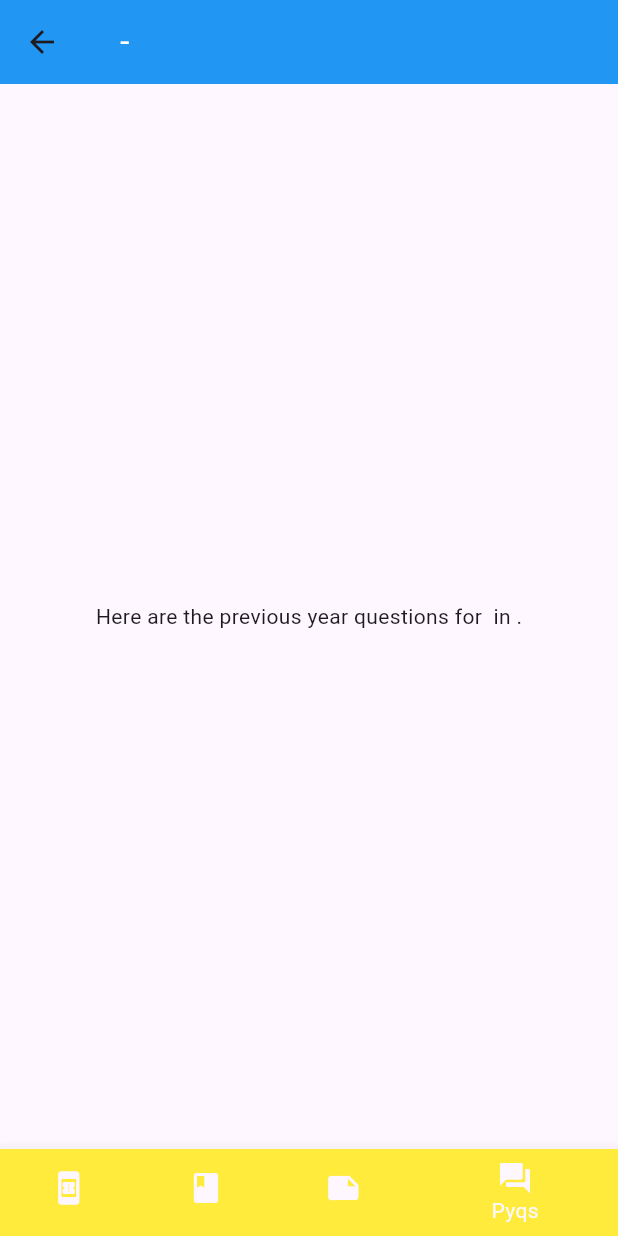
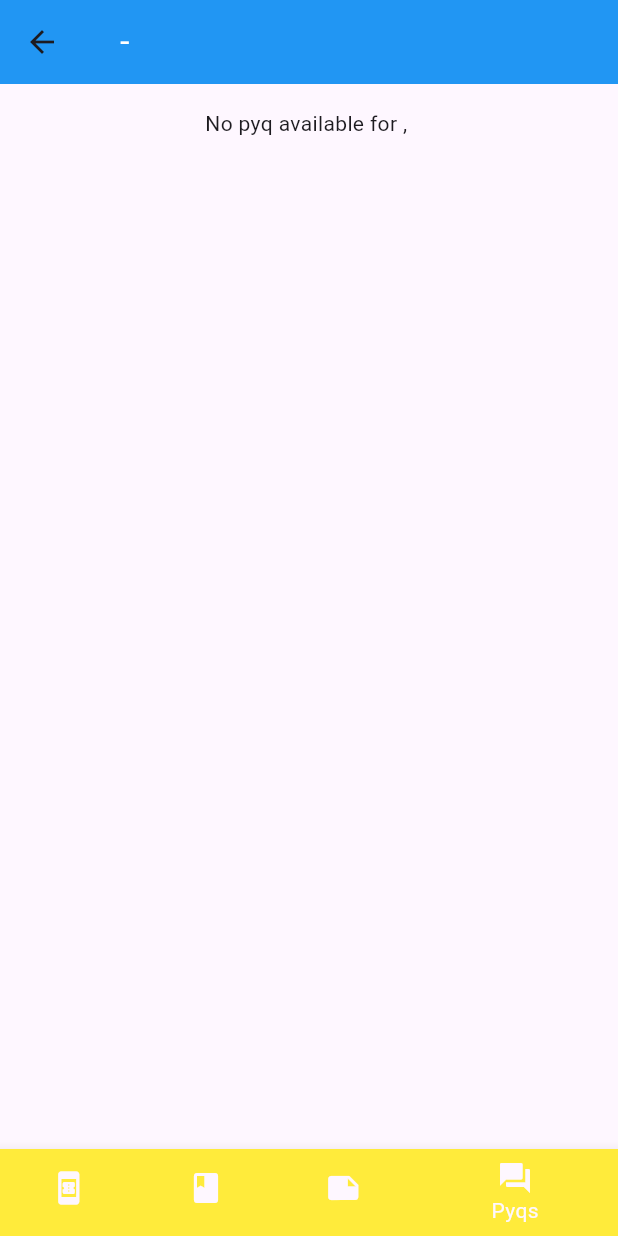
Before and after one commit to akira2552007/paper_trail, a Flutter app: the MainPage screen opened directly with empty values, item 4 of the bottom bar chosen, on a phone screen of 412 x 824 dp. Run offline on Flutter 3.47's test engine with Material 3 defaults, Android fonts, the phone set to English and light mode, and no system bars; our stand-ins replace google_fonts, smooth_page_indicator, typewritertext.

Commit message:
Added some books and some pyq and using url launcher for opening pdf of material for g drive

```diff
--- a/lib/mainpages/pyq.dart
+++ b/lib/mainpages/pyq.dart
@@ -1,18 +1,83 @@
 import 'package:flutter/material.dart';
+import 'package:url_launcher/url_launcher.dart';
 
-class Pyq extends StatelessWidget {
+class Pyq extends StatefulWidget {
   final String course;
   final String semester;
 
-  // Constructor to receive course and semester
   const Pyq({super.key, required this.course, required this.semester});
 
   @override
+  State<Pyq> createState() => _PyqState();
+}
+
+class _PyqState extends State<Pyq> {
+  void _openPDF(String url) async {
+    try {
+      final Uri uri = Uri.parse(url);
+      if (!await launchUrl(uri, mode: LaunchMode.externalApplication)) {
+        debugPrint('Could not launch $url');
+      }
+    } catch (e) {
+      debugPrint('Launch error: $e');
+    }
+  }
+
+  @override
   Widget build(BuildContext context) {
+    List<Widget> bookWidgets = [];
+
+    if (widget.course == 'BCA' && widget.semester == 'Semester 2') {
+      bookWidgets = [
+        _pyqTile(
+          'Maths',
+          'https://drive.google.com/drive/folders/1ArOYQ4j2dU_wzpp8GoSSBe-ODfc7129r?usp=sharing',
+        ),
+        _pyqTile(
+          'DBMS',
+          'https://drive.google.com/drive/folders/1sDKVFOuxrSyABG0rczCi-2gYEgOuQLyX?usp=sharing',
+        ),
+        _pyqTile(
+          'Data Structure',
+          'https://drive.google.com/drive/folders/1J5FYMAowjI07ojgn-jLD3jQCq9n4tW69?usp=sharing',
+        ),
+        _pyqTile(
+          'Englsih',
+          'https://drive.google.com/drive/folders/1JCOoFi4E6q9EZzIvZVhA_R3NDLEPXxrd?usp=sharing',
+        ),
+        _pyqTile(
+          'Digital electronics',
+          'https://drive.google.com/drive/folders/14bJDKR3_An3E5QyAeVvQ_tFBZvrJ1dQU?usp=sharing',
+        ),
+      ];
+    } else {
+      bookWidgets = [
+        Center(
+          child: Text(
+            'No pyq available for ${widget.course}, ${widget.semester}',
+          ),
+        ),
+      ];
+    }
+
     return Scaffold(
-      body: Center(
+      body: ListView(padding: const EdgeInsets.all(16), children: bookWidgets),
+    );
+  }
+
+  Widget _pyqTile(String title, String url) {
+    return GestureDetector(
+      onTap: () => _openPDF(url),
+      child: Container(
+        margin: const EdgeInsets.only(bottom: 12),
+        padding: const EdgeInsets.all(16),
+        decoration: BoxDecoration(
+          color: Colors.blue.shade100,
+          borderRadius: BorderRadius.circular(12),
+        ),
         child: Text(
-          "Here are the previous year questions for $course in $semester.",
+          title,
+          style: const TextStyle(fontSize: 16, fontWeight: FontWeight.bold),
         ),
       ),
     );
--- a/lib/pages/main_page.dart
+++ b/lib/pages/main_page.dart
@@ -27,7 +27,7 @@ class _MainPageState extends State<MainPage> {
           style: GoogleFonts.titanOne(color: Colors.white),
         ),
       ),
-      body: getBodyContent(), // Use the if-else method to determine the body content
+      body: getBodyContent(),
       bottomNavigationBar: BottomNavigationBar(
         onTap: (index) {
           setState(() {
@@ -62,10 +62,10 @@ class _MainPageState extends State<MainPage> {
     );
   }
 
-  // Method to return the correct body widget based on the selected tab
+
   Widget getBodyContent() {
     if (myindex == 0) {
-      return Center(child: Text("Syllabus Coming Soon")); // Placeholder for syllabus
+      return Center(child: Text("Syllabus Coming Soon"));
     } else if (myindex == 1) {
       return Books(course: widget.course, semester: widget.semester); // Show Books
     } else if (myindex == 2) {
```
Also changed, not shown: lib/mainpages/books.dart (+65 -3 lines), lib/pages/selectionpage.dart (+4 -13 lines), 1 other file.
